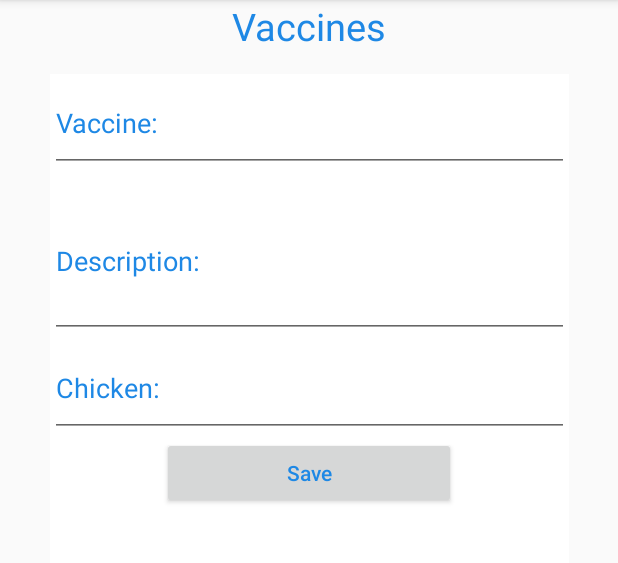
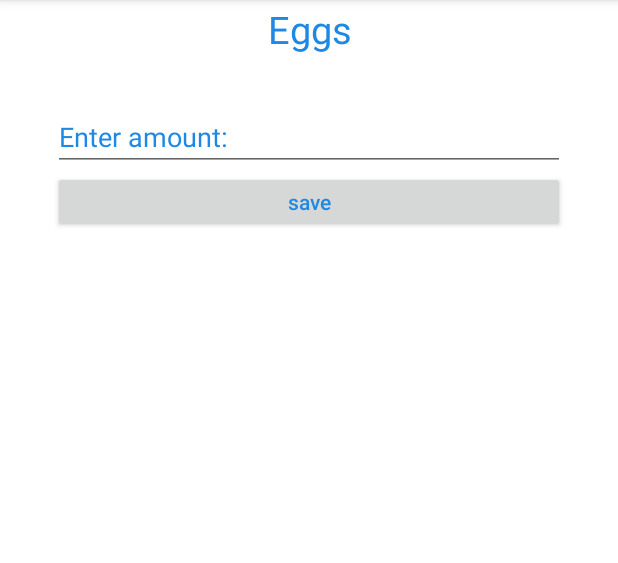
Before and after one commit to Dnju/Njiru_Poultry, an Android app: the fragment EggFragment placed in its activity, on a phone screen of 412 x 824 dp, the part 84-647 px from its top. Run offline under Robolectric (Android 15) with nearby library versions, the phone set to English and light mode, and no system bars; our stand-ins replace Firebase (no records; nobody signed in at launch, a user with empty details on screens opened directly).

Commit message:
Commit and push

```diff
--- a/app/src/main/java/njiru/poultry/com/EggFragment.java
+++ b/app/src/main/java/njiru/poultry/com/EggFragment.java
@@ -6,7 +6,6 @@ import android.view.View;
 import android.view.ViewGroup;
 import android.widget.Button;
 import android.widget.EditText;
-import android.widget.TextView;
 import android.widget.Toast;
 
 import androidx.annotation.NonNull;
@@ -23,20 +22,20 @@ import java.util.Map;
 
 public class EggFragment extends Fragment {
    private EditText eggs;
-   private Button save_btn;
+   private Button save_eggs;
    private FirebaseFirestore db;
 
     @Nullable
     @Override
     public View onCreateView(@NonNull LayoutInflater inflater, @Nullable ViewGroup container, @Nullable Bundle savedInstanceState) {
-      View view=inflater.inflate(R.layout.fragment_vaccine, container, false);
+      View view=inflater.inflate(R.layout.fragment_egg, container, false);
 
       eggs=(EditText) view.findViewById(R.id.Et_eggs);
-      save_btn=(Button) view.findViewById(R.id.save_eggs);
+      save_eggs=(Button) view.findViewById(R.id.save_egg);
       db=FirebaseFirestore.getInstance();
 
      //get and save data to Firebase Firestore DB
-      save_btn.setOnClickListener(new View.OnClickListener() {
+      save_eggs.setOnClickListener(new View.OnClickListener() {
           @Override
           public void onClick(View v) {
               String Eggs = eggs.getText().toString();
@@ -50,7 +49,7 @@ public class EggFragment extends Fragment {
                .addOnSuccessListener(new OnSuccessListener<DocumentReference>() {
                    @Override
                    public void onSuccess(DocumentReference documentReference) {
-                       Toast.makeText(getContext(), "Saved Successfully",
+                       Toast.makeText(getContext(), "Eggs saved Successfully",
                                Toast.LENGTH_SHORT).show();
                    }
                })
--- a/app/src/main/res/layout/fragment_egg.xml
+++ b/app/src/main/res/layout/fragment_egg.xml
@@ -48,7 +48,7 @@
             tools:ignore="TouchTargetSizeCheck" />
 
         <Button
-            android:id="@+id/save_eggs"
+            android:id="@+id/save_egg"
             android:layout_width="match_parent"
             android:layout_height="41dp"
             android:layout_gravity="center"
--- a/app/src/main/res/menu/drawer_menu.xml
+++ b/app/src/main/res/menu/drawer_menu.xml
@@ -14,14 +14,14 @@
     </item>
 
 
-    <item android:title="Profile"
+    <item android:title="Poultry Tips"
         android:icon="@drawable/user_account">
         <menu>
 
+
             <item
-                android:id="@+id/Logout"
-                android:icon="@drawable/logout_icon"
-                android:title="Logout" />
+                android:id="@+id/NP_desc"
+                android:title="Njiru Poultry Educational Tips" />
 
 
         </menu>
```
